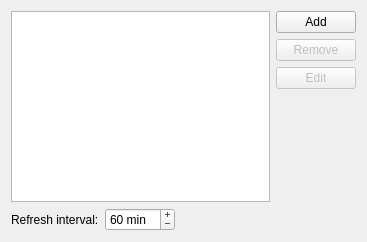
Old version of the form src/plugins/locator/settingspage.ui in the repository qt-creator/qt-creator.
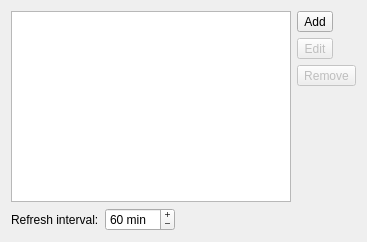
New version of the form. Icons and pictures are not drawn.

Diff of the .ui file:
```diff
--- a/src/plugins/locator/settingspage.ui
+++ b/src/plugins/locator/settingspage.ui
@@ -24,30 +24,42 @@
    <item row="0" column="1">
     <layout class="QVBoxLayout">
      <item>
-      <widget class="QPushButton" name="addButton">
+      <widget class="QToolButton" name="addButton">
        <property name="text">
         <string>Add</string>
        </property>
-      </widget>
-     </item>
-     <item>
-      <widget class="QPushButton" name="removeButton">
-       <property name="enabled">
-        <bool>false</bool>
+       <property name="icon">
+        <iconset resource="../coreplugin/core.qrc">
+         <normaloff>:/core/images/plus-16.png</normaloff>:/core/images/plus-16.png</iconset>
        </property>
-       <property name="text">
-        <string>Remove</string>
-       </property>
       </widget>
      </item>
      <item>
-      <widget class="QPushButton" name="editButton">
+      <widget class="QToolButton" name="editButton">
        <property name="enabled">
         <bool>false</bool>
        </property>
        <property name="text">
         <string>Edit</string>
        </property>
+       <property name="icon">
+        <iconset resource="../coreplugin/core.qrc">
+         <normaloff>:/core/images/edit.png</normaloff>:/core/images/edit.png</iconset>
+       </property>
+      </widget>
+     </item>
+     <item>
+      <widget class="QToolButton" name="removeButton">
+       <property name="enabled">
+        <bool>false</bool>
+       </property>
+       <property name="text">
+        <string>Remove</string>
+       </property>
+       <property name="icon">
+        <iconset resource="../coreplugin/core.qrc">
+         <normaloff>:/core/images/minus-16.png</normaloff>:/core/images/minus-16.png</iconset>
+       </property>
       </widget>
      </item>
      <item>
```
Left out of the diff: 4 changed lines with no effect on the pictures.
